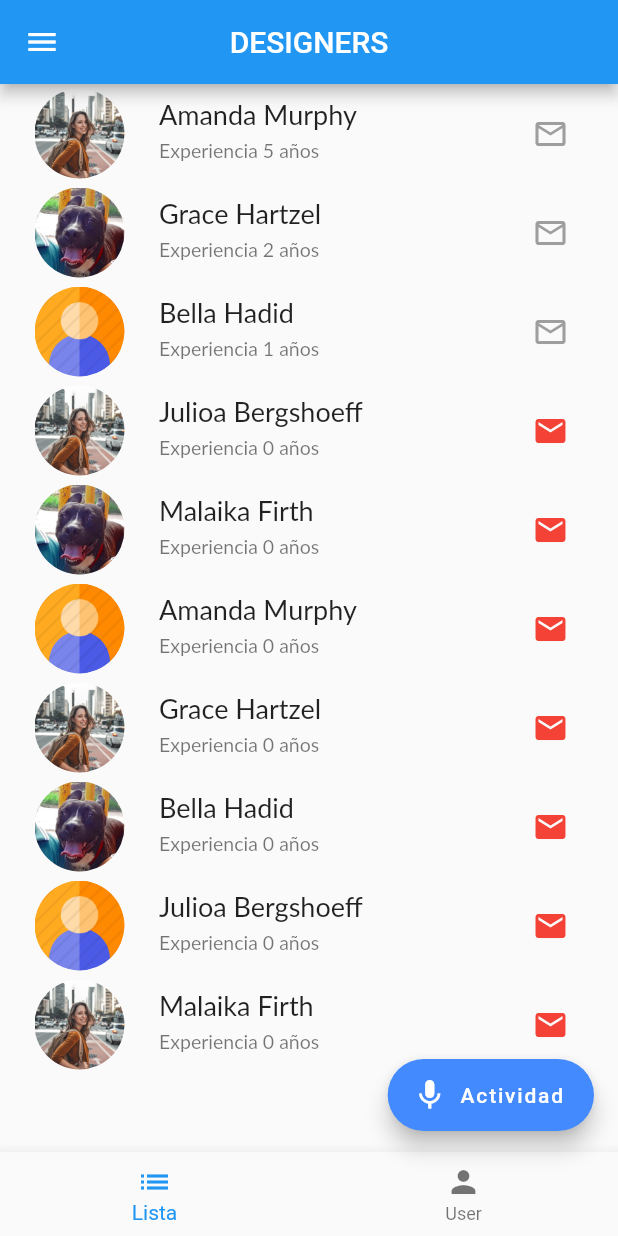
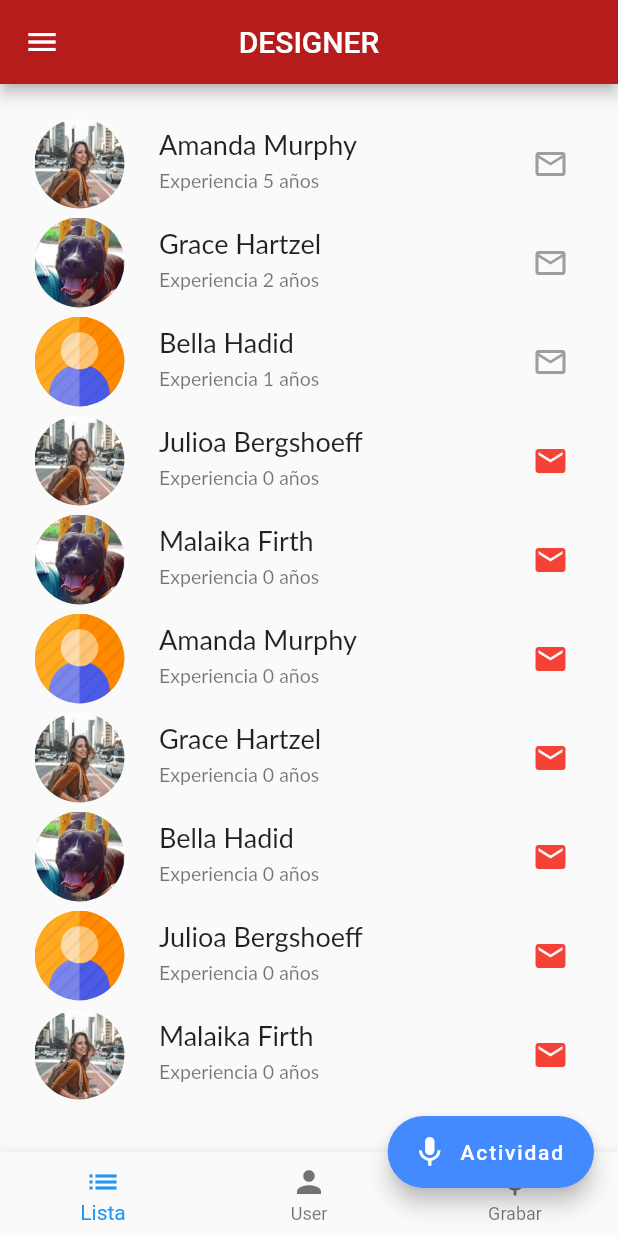
Before and after one commit to vladdark/flutter_platzi_app, a Flutter app: the screen it shows after launch, on a phone screen of 412 x 824 dp. Run offline on Flutter 3.47's test engine with Material 2 defaults, Android fonts, the phone set to English and light mode, and no system bars; Roboto replaces fonts that are missing (Lato).

```diff
--- a/lib/main.dart
+++ b/lib/main.dart
@@ -1,4 +1,5 @@
 import 'package:flutter/material.dart';
+import 'package:flutter_email_app/kar_app_bar.dart';
 import 'models/Designer.dart';
 import 'designer_list_item.dart';
 
@@ -16,17 +17,19 @@ class MyApp extends StatelessWidget {
       ),
       home: Scaffold(
         appBar: AppBar(
+          leading: Icon(Icons.menu),
           title: Text(
-            "DESIGNERS",
-            textAlign: TextAlign.center,
+            "DESIGNER",
             style: TextStyle(
-
             ),
           ),
-          leading: Icon(Icons.menu),
           centerTitle: true,
+          backgroundColor: Colors.red[900],
+
+
         ),
         body: ListView(
+          padding: EdgeInsets.only(top: 20),
           children: <Widget>[
             DesignerListItem(Designer("Amanda Murphy", canContact:false, profileImage:'profile_001.jpg', experienceYears: 5,)),
             DesignerListItem(Designer("Grace Hartzel", canContact:false, profileImage:'profile_002.jpg', experienceYears: 2,)),
@@ -44,16 +47,15 @@ class MyApp extends StatelessWidget {
             items: [
               BottomNavigationBarItem(icon: Icon(Icons.list), title: Text("Lista"),),
               BottomNavigationBarItem(icon: Icon(Icons.person), title: Text("User")),
+              BottomNavigationBarItem(icon: Icon(Icons.mic), title: Text("Grabar")),
             ]
         ),
-        floatingActionButton: Padding(
-          padding: const EdgeInsets.only(bottom: 70.0),
-          child: FloatingActionButton.extended(
-            onPressed: ()=> null,
-            label: Text("Actividad"),
-            icon: Icon(Icons.mic),
-            backgroundColor: Colors.blueAccent,
-          ),
+        floatingActionButton: FloatingActionButton.extended(
+          onPressed: ()=> null,
+          highlightElevation: 20,
+          label: Text("Actividad"),
+          icon: Icon(Icons.mic),
+          backgroundColor: Colors.blueAccent,
         ),
         floatingActionButtonLocation: FloatingActionButtonLocation.endDocked,
       )
```
Also changed, not shown: lib/kar_app_bar.dart (added, +89 -0 lines).
